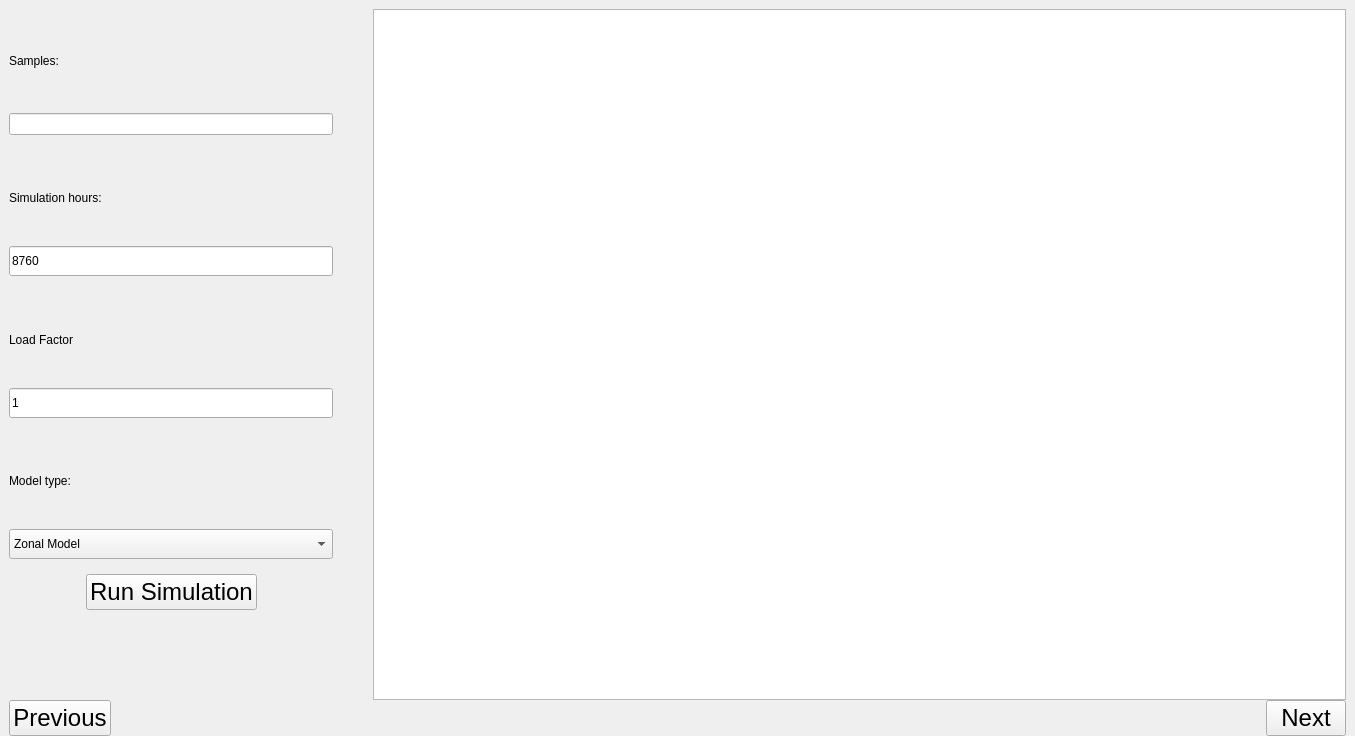
Old version of the form progress/ui/forms/simulation/simulation.ui in the repository sandialabs/snl-progress.
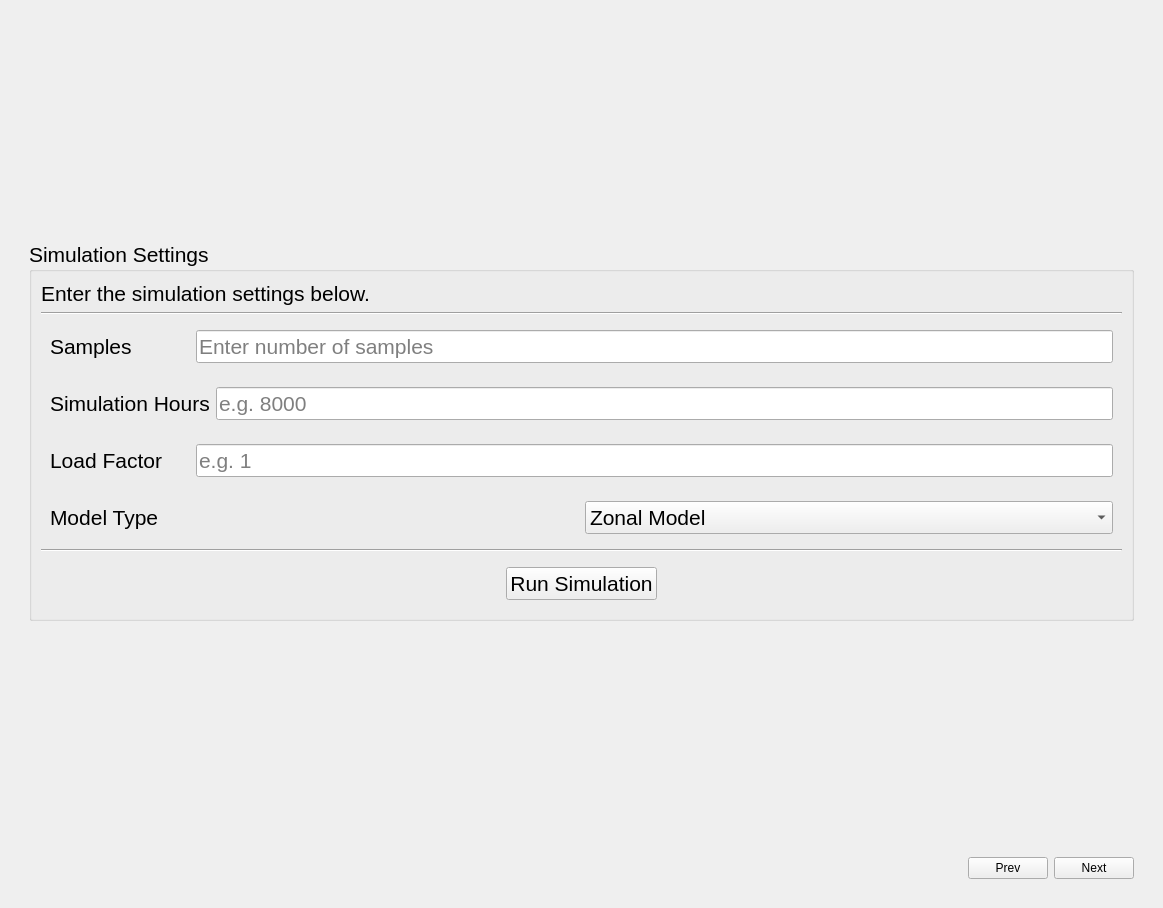
New version of the form.

```diff
--- a/progress/ui/forms/simulation/simulation.ui
+++ b/progress/ui/forms/simulation/simulation.ui
@@ -1,252 +1,165 @@
 <?xml version="1.0" encoding="UTF-8"?>
 <ui version="4.0">
- <class>sim_widget</class>
- <widget class="QWidget" name="sim_widget">
+ <class>SimulationPage</class>
+ <widget class="QWidget" name="SimulationPage">
   <property name="geometry">
    <rect>
     <x>0</x>
     <y>0</y>
-    <width>1355</width>
-    <height>736</height>
+    <width>1163</width>
+    <height>908</height>
    </rect>
   </property>
   <property name="windowTitle">
    <string>Form</string>
   </property>
-  <property name="styleSheet">
-   <string notr="true"/>
-  </property>
-  <layout class="QVBoxLayout" name="verticalLayout">
-   <property name="spacing">
-    <number>0</number>
-   </property>
-   <property name="leftMargin">
-    <number>9</number>
-   </property>
-   <property name="topMargin">
-    <number>0</number>
-   </property>
-   <property name="rightMargin">
-    <number>9</number>
-   </property>
-   <property name="bottomMargin">
-    <number>0</number>
-   </property>
+  <layout class="QVBoxLayout" name="verticalLayout_main">
    <item>
-    <widget class="QWidget" name="widget_7" native="true">
-     <property name="styleSheet">
-      <string notr="true"/>
+    <widget class="QFrame" name="frame_main">
+     <property name="frameShape">
+      <enum>QFrame::NoFrame</enum>
      </property>
-     <layout class="QVBoxLayout" name="verticalLayout_27" stretch="1,0">
-      <property name="spacing">
-       <number>0</number>
-      </property>
-      <property name="leftMargin">
-       <number>0</number>
-      </property>
-      <property name="topMargin">
-       <number>0</number>
-      </property>
-      <property name="rightMargin">
-       <number>0</number>
-      </property>
-      <property name="bottomMargin">
-       <number>0</number>
-      </property>
+     <property name="frameShadow">
+      <enum>QFrame::Raised</enum>
+     </property>
+     <layout class="QVBoxLayout" name="verticalLayout_container">
       <item>
-       <widget class="QFrame" name="frame_44">
-        <property name="styleSheet">
-         <string notr="true"/>
+       <spacer name="verticalSpacer_top">
+        <property name="orientation">
+         <enum>Qt::Vertical</enum>
         </property>
+        <property name="sizeHint" stdset="0">
+         <size>
+          <width>20</width>
+          <height>20</height>
+         </size>
+        </property>
+       </spacer>
+      </item>
+      <item>
+       <widget class="QFrame" name="frame_simulation">
         <property name="frameShape">
-         <enum>QFrame::Shape::NoFrame</enum>
+         <enum>QFrame::NoFrame</enum>
         </property>
         <property name="frameShadow">
-         <enum>QFrame::Shadow::Raised</enum>
+         <enum>QFrame::Plain</enum>
         </property>
-        <layout class="QHBoxLayout" name="horizontalLayout_36" stretch="1,0,3">
-         <property name="spacing">
-          <number>0</number>
-         </property>
-         <property name="leftMargin">
-          <number>0</number>
-         </property>
-         <property name="topMargin">
-          <number>9</number>
-         </property>
-         <property name="rightMargin">
-          <number>0</number>
-         </property>
-         <property name="bottomMargin">
-          <number>0</number>
-         </property>
+        <layout class="QHBoxLayout" name="horizontalLayout">
          <item>
-          <widget class="QFrame" name="frame_43">
-           <property name="styleSheet">
-            <string notr="true"/>
+          <widget class="QGroupBox" name="groupBox_simulation">
+           <property name="font">
+            <font>
+             <pointsize>16</pointsize>
+            </font>
            </property>
-           <property name="frameShape">
-            <enum>QFrame::Shape::NoFrame</enum>
+           <property name="title">
+            <string>Simulation Settings</string>
            </property>
-           <property name="frameShadow">
-            <enum>QFrame::Shadow::Raised</enum>
-           </property>
-           <layout class="QVBoxLayout" name="verticalLayout_26">
-            <property name="spacing">
-             <number>15</number>
-            </property>
-            <property name="leftMargin">
-             <number>0</number>
-            </property>
-            <property name="topMargin">
-             <number>0</number>
-            </property>
-            <property name="rightMargin">
-             <number>0</number>
-            </property>
-            <property name="bottomMargin">
-             <number>0</number>
-            </property>
+           <layout class="QVBoxLayout" name="verticalLayout_simulation">
             <item>
-             <widget class="QFrame" name="sim_frame_37">
-              <property name="minimumSize">
-               <size>
-                <width>0</width>
-                <height>30</height>
-               </size>
+             <widget class="QLabel" name="label_sim_hint">
+              <property name="text">
+               <string>Enter the simulation settings below.</string>
               </property>
-              <property name="styleSheet">
-               <string notr="true"/>
-              </property>
+             </widget>
+            </item>
+            <item>
+             <widget class="QFrame" name="line_separator_1">
               <property name="frameShape">
-               <enum>QFrame::Shape::NoFrame</enum>
+               <enum>QFrame::HLine</enum>
               </property>
               <property name="frameShadow">
-               <enum>QFrame::Shadow::Raised</enum>
+               <enum>QFrame::Sunken</enum>
               </property>
-              <layout class="QVBoxLayout" name="verticalLayout_13">
-               <property name="spacing">
-                <number>0</number>
-               </property>
-               <property name="leftMargin">
-                <number>0</number>
-               </property>
-               <property name="topMargin">
-                <number>0</number>
-               </property>
-               <property name="rightMargin">
-                <number>0</number>
-               </property>
-               <property name="bottomMargin">
-                <number>0</number>
-               </property>
+             </widget>
+            </item>
+            <item>
+             <widget class="QFrame" name="frame_samples">
+              <property name="frameShape">
+               <enum>QFrame::NoFrame</enum>
+              </property>
+              <layout class="QHBoxLayout" name="horizontalLayout_samples">
                <item>
-                <widget class="QLabel" name="label_12">
+                <widget class="QLabel" name="label_samples">
+                 <property name="minimumSize">
+                  <size>
+                   <width>140</width>
+                   <height>0</height>
+                  </size>
+                 </property>
                  <property name="text">
-                  <string>Samples:</string>
+                  <string>Samples</string>
                  </property>
                 </widget>
                </item>
                <item>
-                <widget class="QLineEdit" name="lineEdit_4"/>
+                <widget class="QLineEdit" name="lineEdit_samples">
+                 <property name="placeholderText">
+                  <string>Enter number of samples</string>
+                 </property>
+                </widget>
                </item>
               </layout>
              </widget>
             </item>
             <item>
-             <widget class="QFrame" name="sim_frame_38">
-              <property name="styleSheet">
-               <string notr="true"/>
-              </property>
+             <widget class="QFrame" name="frame_hours">
               <property name="frameShape">
-               <enum>QFrame::Shape::NoFrame</enum>
+               <enum>QFrame::NoFrame</enum>
               </property>
-              <property name="frameShadow">
-               <enum>QFrame::Shadow::Raised</enum>
-              </property>
-              <layout class="QVBoxLayout" name="verticalLayout_28">
-               <property name="spacing">
-                <number>0</number>
-               </property>
-               <property name="leftMargin">
-                <number>0</number>
-               </property>
-               <property name="topMargin">
-                <number>0</number>
-               </property>
-               <property name="rightMargin">
-                <number>0</number>
-               </property>
-               <property name="bottomMargin">
-                <number>0</number>
-               </property>
+              <layout class="QHBoxLayout" name="horizontalLayout_hours">
                <item>
-                <widget class="QLabel" name="label_17">
+                <widget class="QLabel" name="label_hours">
+                 <property name="minimumSize">
+                  <size>
+                   <width>140</width>
+                   <height>0</height>
+                  </size>
+                 </property>
                  <property name="text">
-                  <string>Simulation hours:</string>
+                  <string>Simulation Hours</string>
                  </property>
                 </widget>
                </item>
                <item>
-                <widget class="QLineEdit" name="lineEdit_5">
-                 <property name="minimumSize">
-                  <size>
-                   <width>0</width>
-                   <height>30</height>
-                  </size>
-                 </property>
+                <widget class="QLineEdit" name="lineEdit_hours">
                  <property name="text">
-                  <string>8760</string>
+                  <string/>
                  </property>
+                 <property name="placeholderText">
+                  <string>e.g. 8000</string>
+                 </property>
                 </widget>
                </item>
               </layout>
              </widget>
             </item>
             <item>
-             <widget class="QFrame" name="sim_frame_39">
-              <property name="styleSheet">
-               <string notr="true"/>
-              </property>
+             <widget class="QFrame" name="frame_load_factor">
               <property name="frameShape">
-               <enum>QFrame::Shape::NoFrame</enum>
+               <enum>QFrame::NoFrame</enum>
               </property>
-              <property name="frameShadow">
-               <enum>QFrame::Shadow::Raised</enum>
-              </property>
-              <layout class="QVBoxLayout" name="verticalLayout_29">
-               <property name="spacing">
-                <number>0</number>
-               </property>
-               <property name="leftMargin">
-                <number>0</number>
-               </property>
-               <property name="topMargin">
-                <number>0</number>
-               </property>
-               <property name="rightMargin">
-                <number>0</number>
-               </property>
-               <property name="bottomMargin">
-                <number>0</number>
-               </property>
+              <layout class="QHBoxLayout" name="horizontalLayout_load_factor">
                <item>
-                <widget class="QLabel" name="label_19">
+                <widget class="QLabel" name="label_load_factor">
+                 <property name="minimumSize">
+                  <size>
+                   <width>140</width>
+                   <height>0</height>
+                  </size>
+                 </property>
                  <property name="text">
                   <string>Load Factor</string>
                  </property>
                 </widget>
                </item>
                <item>
-                <widget class="QLineEdit" name="lineEdit_6">
-                 <property name="minimumSize">
-                  <size>
-                   <width>0</width>
-                   <height>30</height>
-                  </size>
-                 </property>
+                <widget class="QLineEdit" name="lineEdit_load_factor">
                  <property name="text">
-                  <string>1</string>
+                  <string/>
+                 </property>
+                 <property name="placeholderText">
+                  <string>e.g. 1</string>
                  </property>
                 </widget>
                </item>
@@ -254,56 +167,26 @@
              </widget>
             </item>
             <item>
-             <widget class="QFrame" name="sim_frame_40">
-              <property name="styleSheet">
-               <string notr="true"/>
-              </property>
+             <widget class="QFrame" name="frame_model_type">
               <property name="frameShape">
-               <enum>QFrame::Shape::NoFrame</enum>
+               <enum>QFrame::NoFrame</enum>
               </property>
-              <property name="frameShadow">
-               <enum>QFrame::Shadow::Raised</enum>
-              </property>
-              <layout class="QVBoxLayout" name="verticalLayout_30" stretch="0,0">
-               <property name="spacing">
-                <number>0</number>
-               </property>
-               <property name="leftMargin">
-                <number>0</number>
-               </property>
-               <property name="topMargin">
-                <number>0</number>
-               </property>
-               <property name="rightMargin">
-                <number>0</number>
-               </property>
-               <property name="bottomMargin">
-                <number>0</number>
-               </property>
+              <layout class="QHBoxLayout" name="horizontalLayout_model_type">
                <item>
-                <widget class="QLabel" name="label_18">
-                 <property name="text">
-                  <string>Model type:</string>
-                 </property>
-                </widget>
-               </item>
-               <item>
-                <widget class="QComboBox" name="comboBox">
+                <widget class="QLabel" name="label_model_type">
                  <property name="minimumSize">
                   <size>
-                   <width>0</width>
-                   <height>30</height>
+                   <width>140</width>
+                   <height>0</height>
                   </size>
                  </property>
-                 <property name="styleSheet">
-                  <string notr="true"/>
+                 <property name="text">
+                  <string>Model Type</string>
                  </property>
-                 <property name="editable">
-                  <bool>false</bool>
-                 </property>
-                 <property name="maxVisibleItems">
-                  <number>10</number>
-                 </property>
+                </widget>
+               </item>
+               <item>
+                <widget class="QComboBox" name="comboBox_model_type">
                  <item>
                   <property name="text">
                    <string>Zonal Model</string>
@@ -319,37 +202,26 @@
               </layout>
              </widget>
             </item>
-            <item alignment="Qt::AlignmentFlag::AlignTop">
-             <widget class="QFrame" name="frame_41">
-              <property name="styleSheet">
-               <string notr="true"/>
-              </property>
+            <item>
+             <widget class="QFrame" name="line_separator_2">
               <property name="frameShape">
-               <enum>QFrame::Shape::NoFrame</enum>
+               <enum>QFrame::HLine</enum>
               </property>
               <property name="frameShadow">
-               <enum>QFrame::Shadow::Raised</enum>
+               <enum>QFrame::Sunken</enum>
               </property>
-              <layout class="QHBoxLayout" name="horizontalLayout_35">
-               <property name="spacing">
-                <number>0</number>
-               </property>
-               <property name="leftMargin">
-                <number>0</number>
-               </property>
-               <property name="topMargin">
-                <number>0</number>
-               </property>
-               <property name="rightMargin">
-                <number>0</number>
-               </property>
-               <property name="bottomMargin">
-                <number>0</number>
-               </property>
+             </widget>
+            </item>
+            <item>
+             <widget class="QFrame" name="frame_run_button">
+              <property name="frameShape">
+               <enum>QFrame::NoFrame</enum>
+              </property>
+              <layout class="QHBoxLayout" name="horizontalLayout_run_button">
                <item>
-                <spacer name="horizontalSpacer_19">
+                <spacer name="horizontalSpacer_left">
                  <property name="orientation">
-                  <enum>Qt::Orientation::Horizontal</enum>
+                  <enum>Qt::Horizontal</enum>
                  </property>
                  <property name="sizeHint" stdset="0">
                   <size>
@@ -360,27 +232,19 @@
                 </spacer>
                </item>
                <item>
-                <widget class="QPushButton" name="pushButton_5">
-                 <property name="font">
-                  <font>
-                   <family>Arial</family>
-                   <pointsize>18</pointsize>
-                   <italic>false</italic>
-                   <bold>false</bold>
-                  </font>
-                 </property>
-                 <property name="styleSheet">
-                  <string notr="true"/>
-                 </property>
+                <widget class="QPushButton" name="btn_run_simulation">
                  <property name="text">
                   <string>Run Simulation</string>
                  </property>
                 </widget>
                </item>
                <item>
-                <spacer name="horizontalSpacer_12">
+                <spacer name="horizontalSpacer_right">
                  <property name="orientation">
-                  <enum>Qt::Orientation::Horizontal</enum>
+                  <enum>Qt::Horizontal</enum>
+                 </property>
+                 <property name="sizeType">
+                  <enum>QSizePolicy::MinimumExpanding</enum>
                  </property>
                  <property name="sizeHint" stdset="0">
                   <size>
@@ -396,100 +260,53 @@
            </layout>
           </widget>
          </item>
-         <item>
-          <spacer name="horizontalSpacer_24">
-           <property name="orientation">
-            <enum>Qt::Orientation::Horizontal</enum>
-           </property>
-           <property name="sizeHint" stdset="0">
-            <size>
-             <width>40</width>
-             <height>20</height>
-            </size>
-           </property>
-          </spacer>
-         </item>
-         <item>
-          <widget class="QTextBrowser" name="textBrowser_2">
-           <property name="styleSheet">
-            <string notr="true"/>
-           </property>
-          </widget>
-         </item>
         </layout>
        </widget>
       </item>
       <item>
-       <widget class="QFrame" name="frame_42">
-        <property name="styleSheet">
-         <string notr="true"/>
+       <spacer name="verticalSpacer_bottom">
+        <property name="orientation">
+         <enum>Qt::Vertical</enum>
         </property>
-        <property name="frameShape">
-         <enum>QFrame::Shape::NoFrame</enum>
+        <property name="sizeHint" stdset="0">
+         <size>
+          <width>20</width>
+          <height>20</height>
+         </size>
         </property>
-        <property name="frameShadow">
-         <enum>QFrame::Shadow::Raised</enum>
+       </spacer>
+      </item>
+      <item>
+       <widget class="QWidget" name="nav_bottom_sim" native="true">
+        <property name="maximumSize">
+         <size>
+          <width>16777215</width>
+          <height>50</height>
+         </size>
         </property>
-        <layout class="QHBoxLayout" name="horizontalLayout_37">
-         <property name="spacing">
-          <number>0</number>
-         </property>
-         <property name="leftMargin">
-          <number>0</number>
-         </property>
-         <property name="topMargin">
-          <number>0</number>
-         </property>
-         <property name="rightMargin">
-          <number>0</number>
-         </property>
-         <property name="bottomMargin">
-          <number>0</number>
-         </property>
+        <layout class="QHBoxLayout" name="horizontalLayout_nav">
          <item>
-          <widget class="QPushButton" name="pushButton_sim_previous">
-           <property name="font">
-            <font>
-             <family>Arial</family>
-             <pointsize>18</pointsize>
-             <italic>false</italic>
-             <bold>false</bold>
-            </font>
+          <spacer name="bottom_spacer">
+           <property name="orientation">
+            <enum>Qt::Horizontal</enum>
            </property>
-           <property name="styleSheet">
-            <string notr="true"/>
+           <property name="sizeHint" stdset="0">
+            <size>
+             <width>40</width>
+             <height>20</height>
+            </size>
            </property>
+          </spacer>
+         </item>
+         <item>
+          <widget class="QPushButton" name="btn_sim_previous">
            <property name="text">
-            <string>Previous</string>
+            <string>Prev</string>
            </property>
           </widget>
          </item>
          <item>
-          <spacer name="horizontalSpacer_10">
-           <property name="orientation">
-            <enum>Qt::Orientation::Horizontal</enum>
-           </property>
-           <property name="sizeHint" stdset="0">
-            <size>
-             <width>40</width>
-             <height>20</height>
-            </size>
-           </property>
-          </spacer>
-         </item>
-         <item>
-          <widget class="QPushButton" name="pushButton_6">
-           <property name="font">
-            <font>
-             <family>Arial</family>
-             <pointsize>18</pointsize>
-             <italic>false</italic>
-             <bold>false</bold>
-            </font>
-           </property>
-           <property name="styleSheet">
-            <string notr="true"/>
-           </property>
+          <widget class="QPushButton" name="btn_sim_next">
            <property name="text">
             <string>Next</string>
            </property>
```
